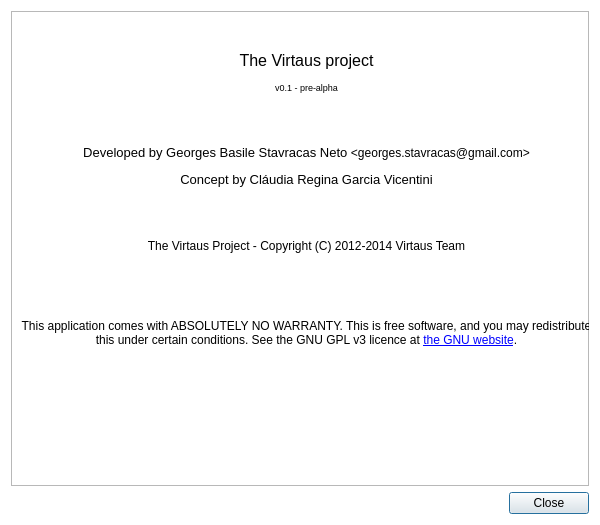
Qt form dialogs/about-dialog.ui (GeorgesStavracas/Virtaus-old) before a commit.
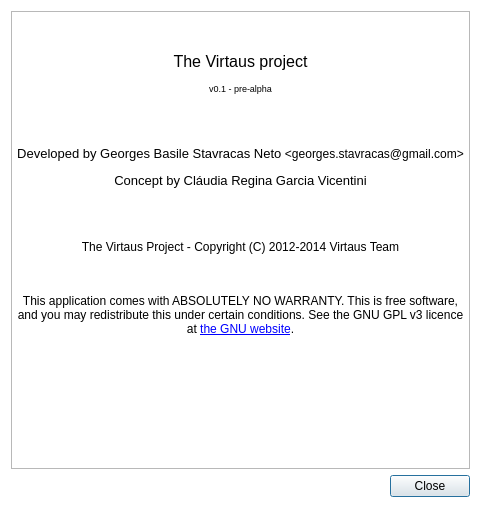
The same form after that commit. Icons and pictures are not drawn.

Diff of the .ui file:
```diff
--- a/dialogs/about-dialog.ui
+++ b/dialogs/about-dialog.ui
@@ -9,8 +9,8 @@
    <rect>
     <x>0</x>
     <y>0</y>
-    <width>600</width>
-    <height>525</height>
+    <width>481</width>
+    <height>508</height>
    </rect>
   </property>
   <property name="windowTitle">
@@ -37,17 +37,26 @@
      <property name="frameShadow">
       <enum>QFrame::Raised</enum>
      </property>
+     <layout class="QGridLayout" name="gridLayout_2">
+      <property name="leftMargin">
+       <number>0</number>
+      </property>
+      <property name="topMargin">
+       <number>0</number>
+      </property>
+      <property name="rightMargin">
+       <number>0</number>
+      </property>
+      <property name="bottomMargin">
+       <number>0</number>
+      </property>
+      <property name="spacing">
+       <number>0</number>
+      </property>
+      <item row="0" column="0">
      <widget class="QLabel" name="label">
-      <property name="geometry">
-       <rect>
-        <x>10</x>
-        <y>0</y>
-        <width>571</width>
-        <height>481</height>
-       </rect>
-      </property>
       <property name="text">
-       <string>&lt;html&gt;&lt;head/&gt;&lt;body&gt;&lt;p align=&quot;center&quot;&gt;&lt;br/&gt;&lt;img src=&quot;:/virtaus/images/resources/icon.svg&quot;/&gt;&lt;/p&gt;&lt;p align=&quot;center&quot;&gt;&lt;span style=&quot; font-size:12pt;&quot;&gt;The Virtaus project&lt;/span&gt;&lt;/p&gt;&lt;p align=&quot;center&quot;&gt;&lt;span style=&quot; font-size:7pt;&quot;&gt;v0.1 - pre-alpha&lt;/span&gt;&lt;/p&gt;&lt;p align=&quot;center&quot;&gt;&lt;br/&gt;&lt;/p&gt;&lt;p align=&quot;center&quot;&gt;&lt;span style=&quot; font-size:10pt;&quot;&gt;Developed by Georges Basile Stavracas Neto &lt;/span&gt;&amp;lt;georges.stavracas@gmail.com&amp;gt;&lt;/p&gt;&lt;p align=&quot;center&quot;&gt;&lt;span style=&quot; font-size:10pt;&quot;&gt;Concept by Cláudia Regina Garcia Vicentini&lt;/span&gt;&lt;/p&gt;&lt;p align=&quot;center&quot;&gt;&lt;br/&gt;&lt;/p&gt;&lt;p align=&quot;center&quot;&gt;The Virtaus Project - Copyright (C) 2012-2014 Virtaus Team&lt;/p&gt;&lt;p align=&quot;center&quot;&gt;&lt;br/&gt;&lt;/p&gt;&lt;p align=&quot;center&quot;&gt;&lt;br/&gt;This application comes with ABSOLUTELY NO WARRANTY. This is free software, and you may redistribute this under certain conditions. See the GNU GPL v3 licence at &lt;a href=&quot;http://www.gnu.org/licenses/gpl.html&quot;&gt;&lt;span style=&quot; text-decoration: underline; color:#0000ff;&quot;&gt;the GNU website&lt;/span&gt;&lt;/a&gt;.&lt;/p&gt;&lt;/body&gt;&lt;/html&gt;</string>
+         <string>&lt;html&gt;&lt;head/&gt;&lt;body&gt;&lt;p align=&quot;center&quot;&gt;&lt;br/&gt;&lt;img src=&quot;:/virtaus/images/resources/icon.svg&quot;/&gt;&lt;/p&gt;&lt;p align=&quot;center&quot;&gt;&lt;span style=&quot; font-size:12pt;&quot;&gt;The Virtaus project&lt;/span&gt;&lt;/p&gt;&lt;p align=&quot;center&quot;&gt;&lt;span style=&quot; font-size:7pt;&quot;&gt;v0.1 - pre-alpha&lt;/span&gt;&lt;/p&gt;&lt;p align=&quot;center&quot;&gt;&lt;br/&gt;&lt;/p&gt;&lt;p align=&quot;center&quot;&gt;&lt;span style=&quot; font-size:10pt;&quot;&gt;Developed by Georges Basile Stavracas Neto &lt;/span&gt;&amp;lt;georges.stavracas@gmail.com&amp;gt;&lt;/p&gt;&lt;p align=&quot;center&quot;&gt;&lt;span style=&quot; font-size:10pt;&quot;&gt;Concept by Cláudia Regina Garcia Vicentini&lt;/span&gt;&lt;/p&gt;&lt;p align=&quot;center&quot;&gt;&lt;br/&gt;&lt;/p&gt;&lt;p align=&quot;center&quot;&gt;The Virtaus Project - Copyright (C) 2012-2014 Virtaus Team&lt;/p&gt;&lt;p align=&quot;center&quot;&gt;&lt;br/&gt;&lt;br/&gt;This application comes with ABSOLUTELY NO WARRANTY. This is free software, and you may redistribute this under certain conditions. See the GNU GPL v3 licence at &lt;a href=&quot;http://www.gnu.org/licenses/gpl.html&quot;&gt;&lt;span style=&quot; text-decoration: underline; color:#0000ff;&quot;&gt;the GNU website&lt;/span&gt;&lt;/a&gt;.&lt;/p&gt;&lt;/body&gt;&lt;/html&gt;</string>
       </property>
       <property name="textFormat">
        <enum>Qt::RichText</enum>
@@ -59,6 +68,8 @@
        <bool>true</bool>
       </property>
      </widget>
+      </item>
+     </layout>
     </widget>
    </item>
    <item row="1" column="0">
```
Left out of the diff: 4 changed lines with no effect on the pictures. Lines whose indentation alone changed are shown as unchanged.
